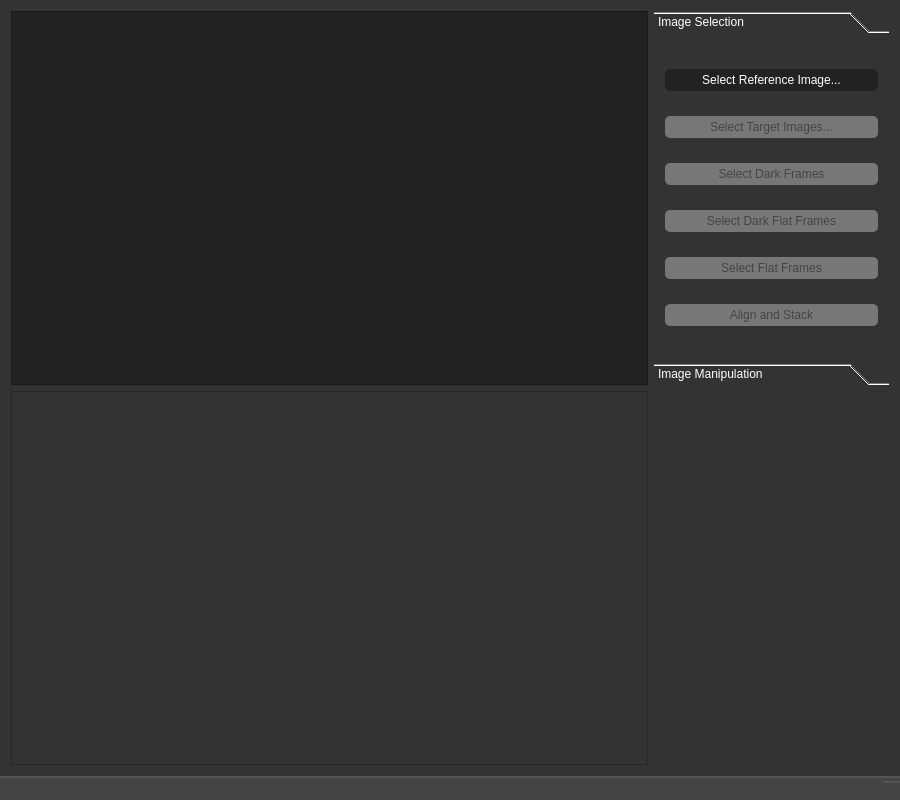
Qt form ui/mainwindow.ui (BenJuan26/OpenSkyStacker) before a commit.
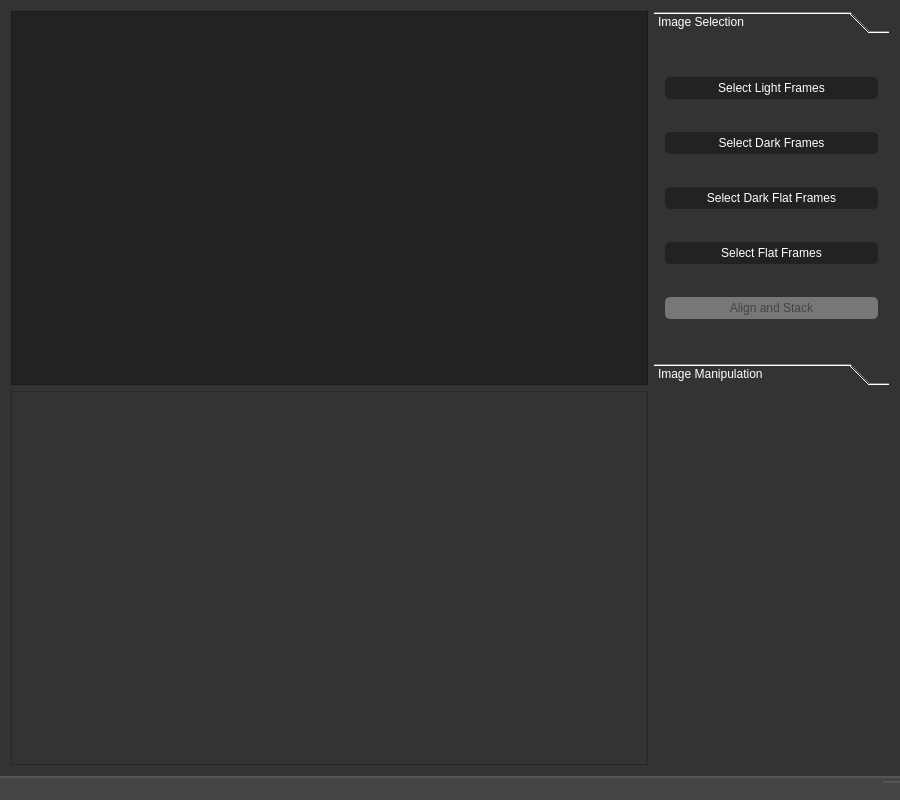
The same form after that commit. Custom widgets are drawn as their Qt base class.

Commit message: New image selection flow. MOSTLY UNTESTED.

Diff of the .ui file:
```diff
--- a/ui/mainwindow.ui
+++ b/ui/mainwindow.ui
@@ -119,24 +119,14 @@
         <item>
          <widget class="QPushButton" name="buttonSelectRefImage">
           <property name="text">
-           <string>Select Reference Image...</string>
-          </property>
-         </widget>
-        </item>
-        <item>
-         <widget class="QPushButton" name="buttonSelectTargetImages">
-          <property name="enabled">
-           <bool>false</bool>
-          </property>
-          <property name="text">
-           <string>Select Target Images...</string>
+           <string>Select Light Frames</string>
           </property>
          </widget>
         </item>
         <item>
          <widget class="QPushButton" name="buttonSelectDarkFrames">
           <property name="enabled">
-           <bool>false</bool>
+           <bool>true</bool>
           </property>
           <property name="text">
            <string>Select Dark Frames</string>
@@ -146,7 +136,7 @@
         <item>
          <widget class="QPushButton" name="buttonSelectDarkFlatFrames">
           <property name="enabled">
-           <bool>false</bool>
+           <bool>true</bool>
           </property>
           <property name="text">
            <string>Select Dark Flat Frames</string>
@@ -156,7 +146,7 @@
         <item>
          <widget class="QPushButton" name="buttonSelectFlatFrames">
           <property name="enabled">
-           <bool>false</bool>
+           <bool>true</bool>
           </property>
           <property name="text">
            <string>Select Flat Frames</string>
```
Left out of the diff: 2 changed lines with no effect on the pictures. The commit also changes 6 other files.
